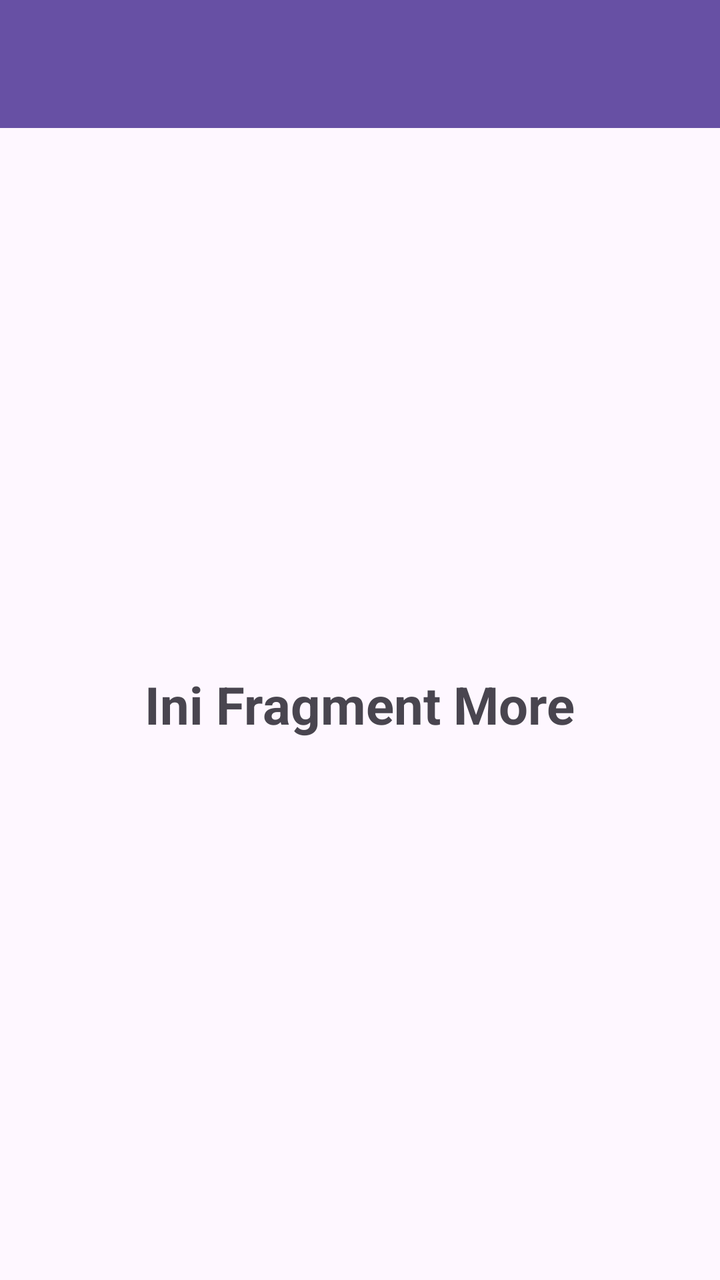
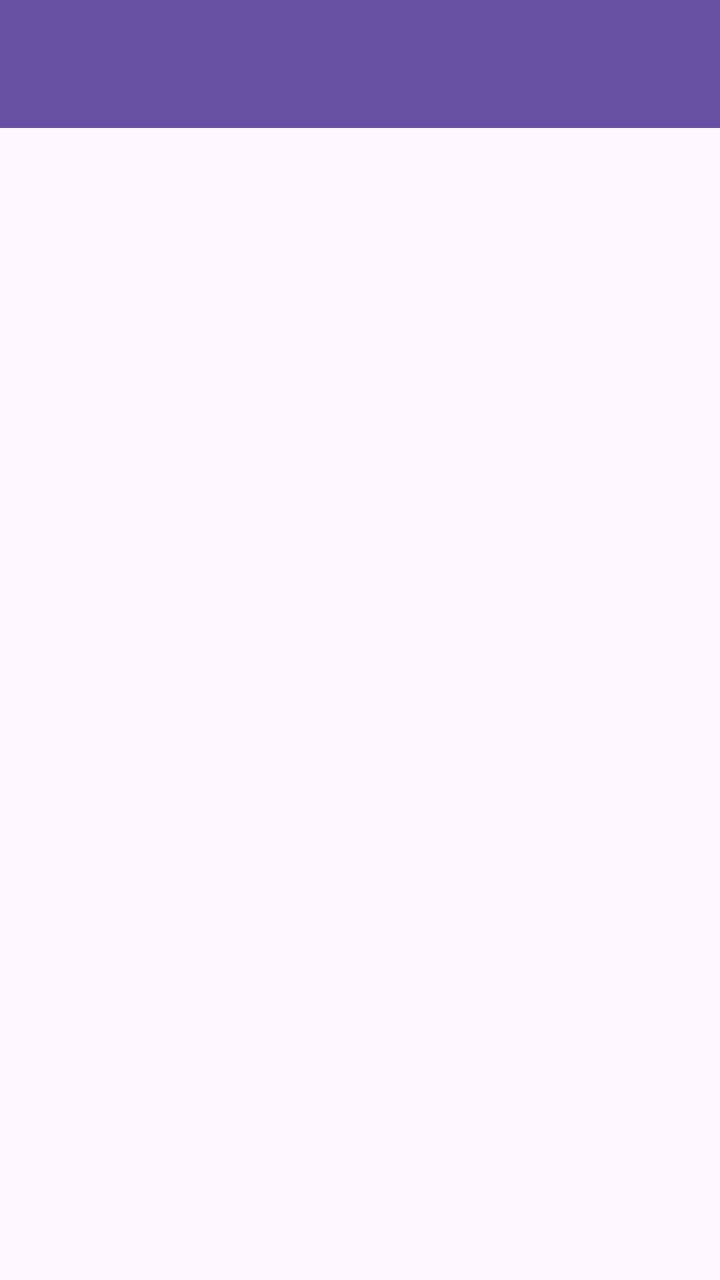

An Android layout rendered at two revisions. The XML below is the earlier revision; the diff shows what the commit changed to produce the second picture.
<!-- AndroidManifest.xml: application theme Theme.Bumi_Sultan -->
<!-- res/layout/fragment_more.xml -->
<?xml version="1.0" encoding="utf-8"?>
<androidx.constraintlayout.widget.ConstraintLayout xmlns:android="http://schemas.android.com/apk/res/android"
    xmlns:app="http://schemas.android.com/apk/res-auto"
    xmlns:tools="http://schemas.android.com/tools"
    android:layout_width="match_parent"
    android:layout_height="match_parent"
    tools:context=".more.MoreFragment">

    <androidx.appcompat.widget.Toolbar
        android:id="@+id/toolbar"
        android:layout_width="match_parent"
        android:layout_height="?attr/actionBarSize"
        android:background="?attr/colorPrimary"
        app:layout_constraintEnd_toEndOf="parent"
        app:layout_constraintStart_toStartOf="parent"
        app:layout_constraintTop_toTopOf="parent"
        app:layout_scrollFlags="scroll|enterAlways"
        app:titleTextColor="@android:color/white" />

    <TextView
        android:id="@+id/tvMore"
        android:layout_width="wrap_content"
        android:layout_height="wrap_content"
        android:text="Ini Fragment More"
        android:textSize="26sp"
        android:textStyle="bold"
        app:layout_constraintBottom_toBottomOf="parent"
        app:layout_constraintEnd_toEndOf="parent"
        app:layout_constraintStart_toStartOf="parent"
        app:layout_constraintTop_toBottomOf="@id/toolbar" />

</androidx.constraintlayout.widget.ConstraintLayout>
<!-- resources referenced by this layout -->
<resources>
  <style name="Theme.Bumi_Sultan" parent="Base.Theme.Bumi_Sultan" />
  <style name="Base.Theme.Bumi_Sultan" parent="Theme.Material3.DayNight.NoActionBar">
          
          
      </style>
</resources>

<!-- the commit's change to res/layout/fragment_more.xml (unified diff, before → after) -->
@@ -1,32 +1,33 @@
 <?xml version="1.0" encoding="utf-8"?>
-<androidx.constraintlayout.widget.ConstraintLayout xmlns:android="http://schemas.android.com/apk/res/android"
+<androidx.coordinatorlayout.widget.CoordinatorLayout
     xmlns:app="http://schemas.android.com/apk/res-auto"
     xmlns:tools="http://schemas.android.com/tools"
+    xmlns:android="http://schemas.android.com/apk/res/android"
     android:layout_width="match_parent"
     android:layout_height="match_parent"
     tools:context=".more.MoreFragment">
 
-    <androidx.appcompat.widget.Toolbar
-        android:id="@+id/toolbar"
+    <com.google.android.material.appbar.AppBarLayout
+        android:id="@+id/appBarLayout"
         android:layout_width="match_parent"
-        android:layout_height="?attr/actionBarSize"
-        android:background="?attr/colorPrimary"
-        app:layout_constraintEnd_toEndOf="parent"
-        app:layout_constraintStart_toStartOf="parent"
-        app:layout_constraintTop_toTopOf="parent"
-        app:layout_scrollFlags="scroll|enterAlways"
-        app:titleTextColor="@android:color/white" />
+        android:layout_height="wrap_content"
+        android:theme="@style/ThemeOverlay.AppCompat.Dark.ActionBar">
 
-    <TextView
-        android:id="@+id/tvMore"
-        android:layout_width="wrap_content"
-        android:layout_height="wrap_content"
-        android:text="Ini Fragment More"
-        android:textSize="26sp"
-        android:textStyle="bold"
-        app:layout_constraintBottom_toBottomOf="parent"
-        app:layout_constraintEnd_toEndOf="parent"
-        app:layout_constraintStart_toStartOf="parent"
-        app:layout_constraintTop_toBottomOf="@id/toolbar" />
+        <androidx.appcompat.widget.Toolbar
+            android:id="@+id/toolbar"
+            android:layout_width="match_parent"
+            android:layout_height="?attr/actionBarSize"
+            android:background="?attr/colorPrimary"
+            app:layout_scrollFlags="scroll|enterAlways"
+            app:titleTextColor="@android:color/white" />
 
-</androidx.constraintlayout.widget.ConstraintLayout>
+    </com.google.android.material.appbar.AppBarLayout>
+
+
+    <ListView
+        android:id="@+id/listViewItems"
+        android:layout_width="match_parent"
+        android:layout_height="match_parent"
+        app:layout_behavior="@string/appbar_scrolling_view_behavior" />
+
+</androidx.coordinatorlayout.widget.CoordinatorLayout>
